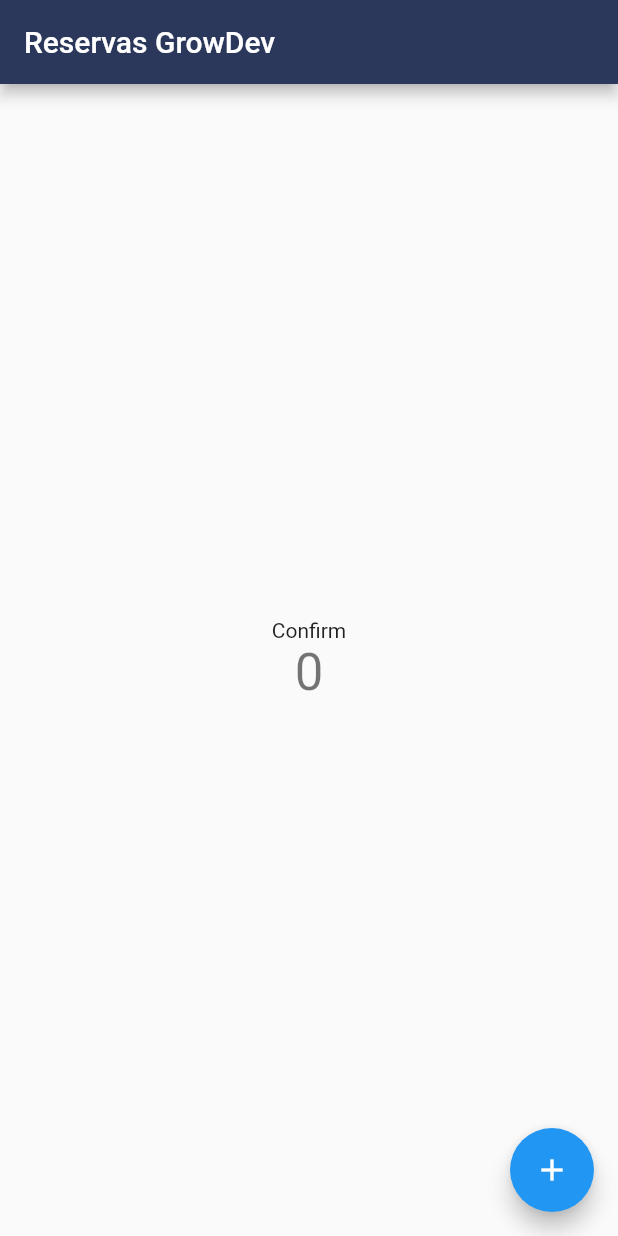
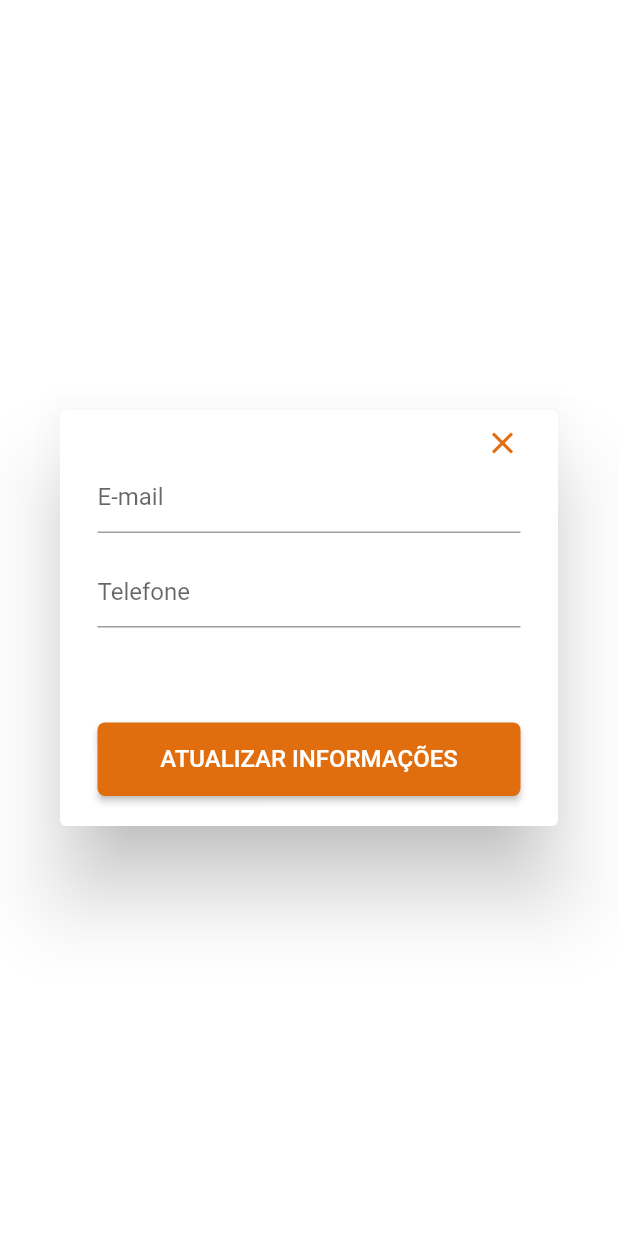
Before and after one commit to edsonlnunes/growdev_reservas, a Flutter app: the screen it shows after launch, on a phone screen of 412 x 824 dp. Run offline on Flutter 3.47's test engine with Material 2 defaults, Android fonts, the phone set to English and light mode, and no system bars; our stand-ins replace rflutter_alert, simple_animations, splashscreen; Roboto replaces fonts that are missing (Poppins).

Commit message:
modal finalizado

```diff
--- a/lib/layouts/widgets/modal_confirmar_inscricao.widget.dart
+++ b/lib/layouts/widgets/modal_confirmar_inscricao.widget.dart
@@ -47,7 +47,7 @@ Future<void> showModalConfirmarInscricao(context) async {
                       fontSize: 16,
                     ),
                   ),
-                  color: Color(0xffe16e0e),
+                  color: Theme.of(context).accentColor,
                   padding: EdgeInsets.symmetric(vertical: 15),
                   shape: RoundedRectangleBorder(
                     borderRadius: BorderRadius.circular(5),
--- a/lib/layouts/widgets/modal_form.dart
+++ b/lib/layouts/widgets/modal_form.dart
@@ -1,14 +1,29 @@
 import 'package:flutter/material.dart';
 
-Future<void> showModalConfirmarInscricao(context) async {
-  return showDialog<void>(
-    context: context,
-    barrierDismissible: false, // user must tap button!
-    builder: (BuildContext context) {
+class Modal extends StatelessWidget {
+  final String text;
+  final String buttonText;
+  final String hintText;
+  final String hintText2;
+  final Function() onPressed;
+  final bool flag;
+  final bool obscureText;
+
+  Modal(
+      {this.text,
+      this.buttonText,
+      this.onPressed,
+      this.flag,
+      this.hintText,
+      this.hintText2,
+      this.obscureText});
+  @override
+  Widget build(BuildContext context) {
     return AlertDialog(
-        contentPadding: EdgeInsets.fromLTRB(20, 10, 20, 20),
+      contentPadding: EdgeInsets.fromLTRB(25, 10, 25, 20),
       content: Container(
-          height: MediaQuery.of(context).size.height * 0.25,
+        height: MediaQuery.of(context).size.height * 0.30,
+        width: MediaQuery.of(context).size.width * 0.90,
         child: Column(
           mainAxisAlignment: MainAxisAlignment.spaceBetween,
           children: [
@@ -19,15 +34,39 @@ Future<void> showModalConfirmarInscricao(context) async {
                   child: InkWell(
                     child: Icon(
                       Icons.close,
-                        color: Color(0xffe16e0e),
+                      color: Theme.of(context).accentColor,
                     ),
                     onTap: () {
                       Navigator.of(context).pop();
                     },
                   ),
                 ),
-                  Text(
-                    'Você quer se inscrever para participar desta aula?',
+                flag
+                    ? Form(
+                        child: Column(
+                          children: [
+                            TextFormField(
+                              obscureText: obscureText,
+                              decoration: InputDecoration(
+                                hintText: hintText,
+                              ),
+                            ),
+                            SizedBox(
+                              height: 15,
+                            ),
+                            TextFormField(
+                              obscureText: obscureText,
+                              decoration: InputDecoration(
+                                hintText: hintText2,
+                              ),
+                            ),
+                          ],
+                        ),
+                      )
+                    : Padding(
+                        padding: const EdgeInsets.only(top: 50),
+                        child: Text(
+                          text,
                           style: TextStyle(
                             color: Color(0xff707070),
                             fontSize: 18,
@@ -35,32 +74,31 @@ Future<void> showModalConfirmarInscricao(context) async {
                           ),
                           textAlign: TextAlign.center,
                         ),
+                      ),
               ],
             ),
+            SizedBox(height: 20),
             SizedBox(
               width: double.infinity,
               child: RaisedButton(
                 child: Text(
-                    'CONFIRMAR',
+                  buttonText,
                   style: TextStyle(
                     color: Colors.white,
                     fontSize: 16,
                   ),
                 ),
-                  color: Color(0xffe16e0e),
+                color: Theme.of(context).accentColor,
                 padding: EdgeInsets.symmetric(vertical: 15),
                 shape: RoundedRectangleBorder(
                   borderRadius: BorderRadius.circular(5),
                 ),
-                  onPressed: () {
-                    Navigator.of(context).pop();
-                  },
+                onPressed: onPressed,
               ),
             ),
           ],
         ),
       ),
     );
-    },
-  );
   }
+}
--- a/lib/main.dart
+++ b/lib/main.dart
@@ -1,9 +1,13 @@
 import 'package:flutter/material.dart';
 import 'package:flutter_localizations/flutter_localizations.dart';
+import 'package:gd_reservas/layouts/widgets/modal_cancelar.widget.dart';
+import 'package:gd_reservas/themes/theme.dart';
 import 'package:splashscreen/splashscreen.dart';
 import 'layouts/pages/login.page.dart';
 import 'layouts/widgets/fade_animation.dart';
 import 'package:gd_reservas/layouts/pages/aulas_disponiveis.page.dart';
+import 'layouts/widgets/modal_cancelar.widget.dart';
+import 'layouts/widgets/modal_form.dart';
 import 'utils/lang/localizacoes.dart';
 import 'utils/lang/determinar_localizacao.dart';
 
@@ -38,20 +42,21 @@ class MyApp extends StatelessWidget {
         return supportedLocales.first;
       },
       title: 'Flutter Demo',
-      theme: ThemeData(
-        primarySwatch: Colors.blue,
-        primaryColor: Color(0xff2b385b),
-        visualDensity: VisualDensity.adaptivePlatformDensity,
+      theme: growDevTheme(),
+      home: Modal(
+        flag: true,
+        text: 'Você tem certeza que quer cancelar este agendamento?',
+        buttonText: 'atualizar informações'.toUpperCase(),
+        hintText: 'E-mail',
+        hintText2: 'Telefone',
+        obscureText: false,
+        onPressed: () {},
       ),
-      home: MyHomePage(title: 'Flutter Demo Home Page'),
     );
   }
 }
 
 class MyHomePage extends StatefulWidget {
-  MyHomePage({Key key, this.title}) : super(key: key);
-  final String title;
-
   @override
   _MyHomePageState createState() => _MyHomePageState();
 }
@@ -75,7 +80,7 @@ class _MyHomePageState extends State<MyHomePage> {
               decoration: BoxDecoration(
                 image: DecorationImage(
                   image: AssetImage(
-                      "assets/img/png/logo_transparente_laranja.png"),
+                      "assets/img/Png/logo_transparente_laranja.png"),
                   fit: BoxFit.contain,
                 ),
               ),
```
Also changed, not shown: pubspec.yaml (+41 -39 lines). Lines whose indentation alone changed are shown as unchanged.
